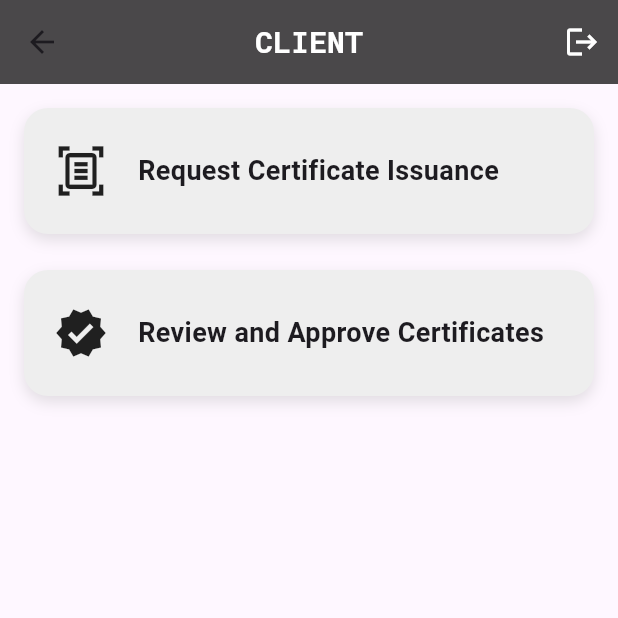
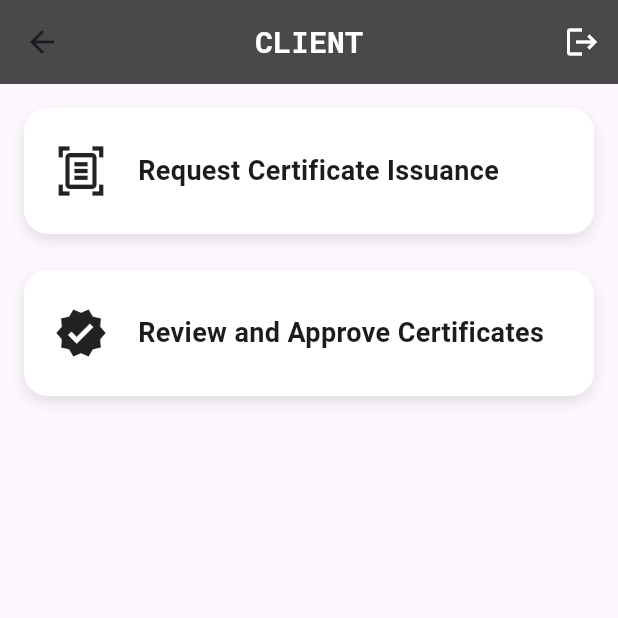
Before and after one commit to SitiFatimah0403/Digital_certificate_project, a Flutter app: the ClientScreen screen opened by its route, on a phone screen of 412 x 824 dp, the top half of it. Run offline on Flutter 3.47's test engine with Material 3 defaults, Android fonts, the phone set to English and light mode, and no system bars; our stand-ins replace cloud_firestore, file_picker, firebase_auth, firebase_core, firebase_storage, google_sign_in and 1 more; missing offline and left inert: syncfusion_flutter_pdf; accounts and stored records are empty; network calls fail.

Commit message:
improving UI

```diff
--- a/lib/clientDashboard/client_detail.dart
+++ b/lib/clientDashboard/client_detail.dart
@@ -24,7 +24,7 @@ class ClientDetail extends StatelessWidget {
       child: Container(
         padding: const EdgeInsets.symmetric(vertical: 24, horizontal: 20),
         decoration: BoxDecoration(
-          color: Colors.grey[200],
+          color: const Color(0xFFFFFFFF),
           borderRadius: BorderRadius.circular(16),
           boxShadow: [
             BoxShadow(
```
